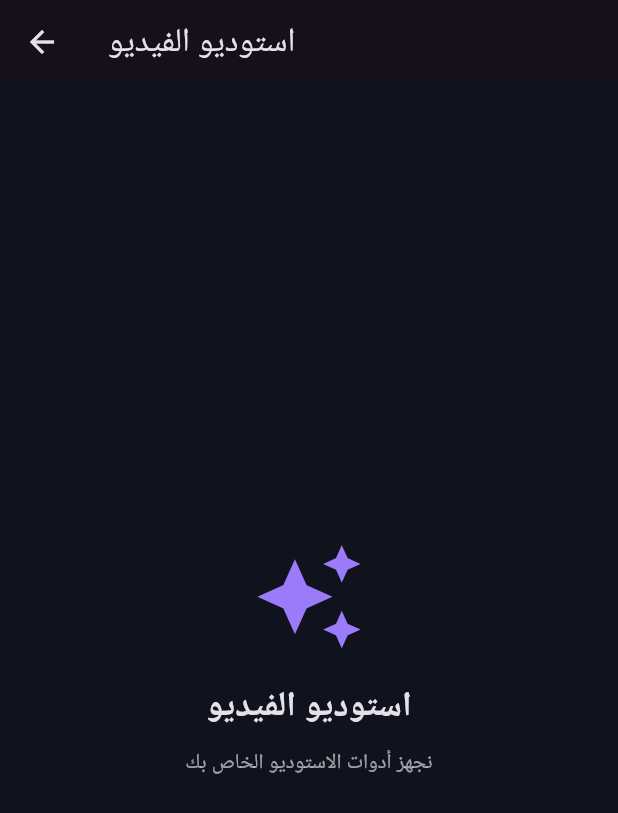
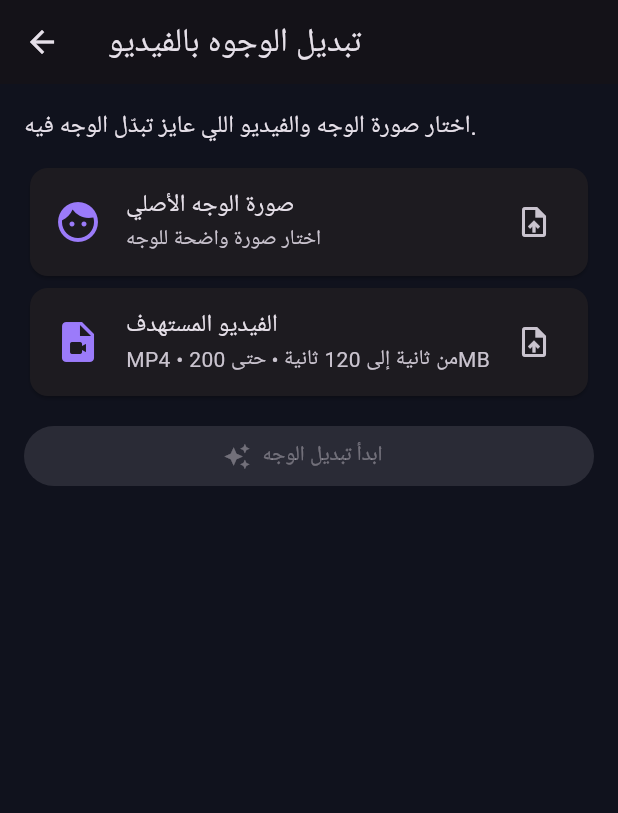
Before and after one commit to esame4619-coder/Face-AI, a Flutter app: the screen it shows after launch, after a tap on "استوديو الفيديو", on a phone screen of 412 x 824 dp. Shown: the top 813 px of the screen. Run offline on Flutter 3.47's test engine with Material 3 defaults, Android fonts, the phone set to English and light mode, and no system bars; our stand-ins replace image_picker, shared_preferences, video_player.

Commit message:
Add video face swap studio to Flutter app

```diff
--- a/lib/main.dart
+++ b/lib/main.dart
@@ -2,6 +2,7 @@ import 'dart:convert';
 import 'dart:io';
 import 'package:flutter/material.dart';
 import 'package:image_picker/image_picker.dart';
+import 'package:video_player/video_player.dart';
 import 'package:http/http.dart' as http;
 import 'package:path_provider/path_provider.dart';
 import 'package:shared_preferences/shared_preferences.dart';
@@ -294,9 +295,7 @@ class HomePage extends StatelessWidget {
       Navigator.push(
         context,
         MaterialPageRoute(
-          builder: (_) => const ComingSoonPage(
-            title: 'استوديو الفيديو',
-          ),
+          builder: (_) => const VideoFaceSwapStudio(),
         ),
       );
     } else {
@@ -535,6 +534,102 @@ class _FaceSwapStudioState extends State<FaceSwapStudio> {
           ],
         ),
       ),
+    );
+  }
+}
+
+
+class VideoFaceSwapStudio extends StatefulWidget {
+  const VideoFaceSwapStudio({super.key});
+  @override
+  State<VideoFaceSwapStudio> createState() => _VideoFaceSwapStudioState();
+}
+class _VideoFaceSwapStudioState extends State<VideoFaceSwapStudio> {
+  final ImagePicker picker = ImagePicker();
+  File? sourceFace, targetVideo, resultVideo;
+  VideoPlayerController? player;
+  bool processing = false;
+
+  Future<void> chooseFace() async {
+    final file = await picker.pickImage(source: ImageSource.gallery, imageQuality: 100);
+    if (file != null && mounted) setState(() => sourceFace = File(file.path));
+  }
+  Future<void> chooseVideo() async {
+    final file = await picker.pickVideo(source: ImageSource.gallery, maxDuration: const Duration(seconds: 120));
+    if (file == null) return;
+    final selected = File(file.path);
+    if (await selected.length() > 200 * 1024 * 1024) {
+      if (mounted) ScaffoldMessenger.of(context).showSnackBar(const SnackBar(content: Text('حجم الفيديو أكبر من 200 ميجابايت.')));
+      return;
+    }
+    if (mounted) setState(() => targetVideo = selected);
+  }
+  Future<void> processVideo() async {
+    if (sourceFace == null || targetVideo == null || processing) return;
+    setState(() => processing = true);
+    try {
+      final prefs = await SharedPreferences.getInstance();
+      var base = (prefs.getString('backend_url') ?? '').trim();
+      while (base.endsWith('/')) { base = base.substring(0, base.length - 1); }
+      if (base.isEmpty) throw Exception('احفظ رابط خادم المعالجة من الإعدادات أولاً.');
+      final key = (prefs.getString('backend_api_key') ?? '').trim();
+      final request = http.MultipartRequest('POST', Uri.parse('$base/api/faceswap-video'));
+      if (key.isNotEmpty) request.headers['Authorization'] = 'Bearer $key';
+      request.files.add(await http.MultipartFile.fromPath('source', sourceFace!.path));
+      request.files.add(await http.MultipartFile.fromPath('target_video', targetVideo!.path));
+      final streamed = await request.send().timeout(const Duration(minutes: 65));
+      final response = await http.Response.fromStream(streamed);
+      if (response.statusCode != 200 || !response.headers['content-type'].toString().contains('video/')) {
+        var detail = 'الخادم رد برمز ${response.statusCode}.';
+        try { final body = jsonDecode(response.body); if (body is Map && body['detail'] != null) detail = body['detail'].toString(); } catch (_) {}
+        throw Exception(detail);
+      }
+      final dir = await getApplicationDocumentsDirectory();
+      final output = File('${dir.path}/faceswap_video_${DateTime.now().millisecondsSinceEpoch}.mp4');
+      await output.writeAsBytes(response.bodyBytes, flush: true);
+      await player?.dispose();
+      player = VideoPlayerController.file(output);
+      await player!.initialize();
+      if (!mounted) return;
+      setState(() => resultVideo = output);
+      ScaffoldMessenger.of(context).showSnackBar(const SnackBar(content: Text('تم تجهيز الفيديو وحفظه داخل أعمالي.')));
+    } catch (e) {
+      if (mounted) ScaffoldMessenger.of(context).showSnackBar(SnackBar(content: Text('تعذرت معالجة الفيديو: $e')));
+    } finally { if (mounted) setState(() => processing = false); }
+  }
+  @override
+  void dispose() { player?.dispose(); super.dispose(); }
+  Widget selectionCard(String title, String subtitle, IconData icon, VoidCallback action, {String? filename}) {
+    return Card(child: ListTile(
+      leading: Icon(icon, color: const Color(0xFF9B7BFA), size: 32),
+      title: Text(title), subtitle: Text(filename ?? subtitle, maxLines: 2, overflow: TextOverflow.ellipsis),
+      trailing: const Icon(Icons.upload_file), onTap: action,
+    ));
+  }
+  @override
+  Widget build(BuildContext context) {
+    return Scaffold(
+      appBar: AppBar(title: const Text('تبديل الوجوه بالفيديو')),
+      body: ListView(padding: const EdgeInsets.all(16), children: [
+        const Text('اختار صورة الوجه والفيديو اللي عايز تبدّل الوجه فيه.', style: TextStyle(fontSize: 16)),
+        const SizedBox(height: 12),
+        selectionCard('صورة الوجه الأصلي', 'اختار صورة واضحة للوجه', Icons.face, chooseFace, filename: sourceFace?.path.split('/').last),
+        selectionCard('الفيديو المستهدف', 'MP4 • من ثانية إلى 120 ثانية • حتى 200MB', Icons.video_file, chooseVideo, filename: targetVideo?.path.split('/').last),
+        const SizedBox(height: 12),
+        FilledButton.icon(
+          onPressed: sourceFace != null && targetVideo != null && !processing ? processVideo : null,
+          icon: processing ? const SizedBox(width: 18, height: 18, child: CircularProgressIndicator(strokeWidth: 2)) : const Icon(Icons.auto_awesome),
+          label: Text(processing ? 'جاري معالجة الفيديو...' : 'ابدأ تبديل الوجه'),
+        ),
+        if (processing) const Padding(padding: EdgeInsets.all(16), child: Text('قد تستغرق المعالجة وقتًا حسب طول الفيديو وقدرة السيرفر.', textAlign: TextAlign.center, style: TextStyle(color: Colors.white60))),
+        if (resultVideo != null && player != null) ...[
+          const SizedBox(height: 24), const Text('النتيجة', style: TextStyle(fontWeight: FontWeight.bold, fontSize: 20)),
+          const SizedBox(height: 10),
+          AspectRatio(aspectRatio: player!.value.aspectRatio, child: ClipRRect(borderRadius: BorderRadius.circular(14), child: VideoPlayer(player!))),
+          VideoProgressIndicator(player!, allowScrubbing: true),
+          IconButton(onPressed: () => setState(() => player!.value.isPlaying ? player!.pause() : player!.play()), icon: Icon(player!.value.isPlaying ? Icons.pause_circle : Icons.play_circle, size: 42)),
+        ],
+      ]),
     );
   }
 }
```
